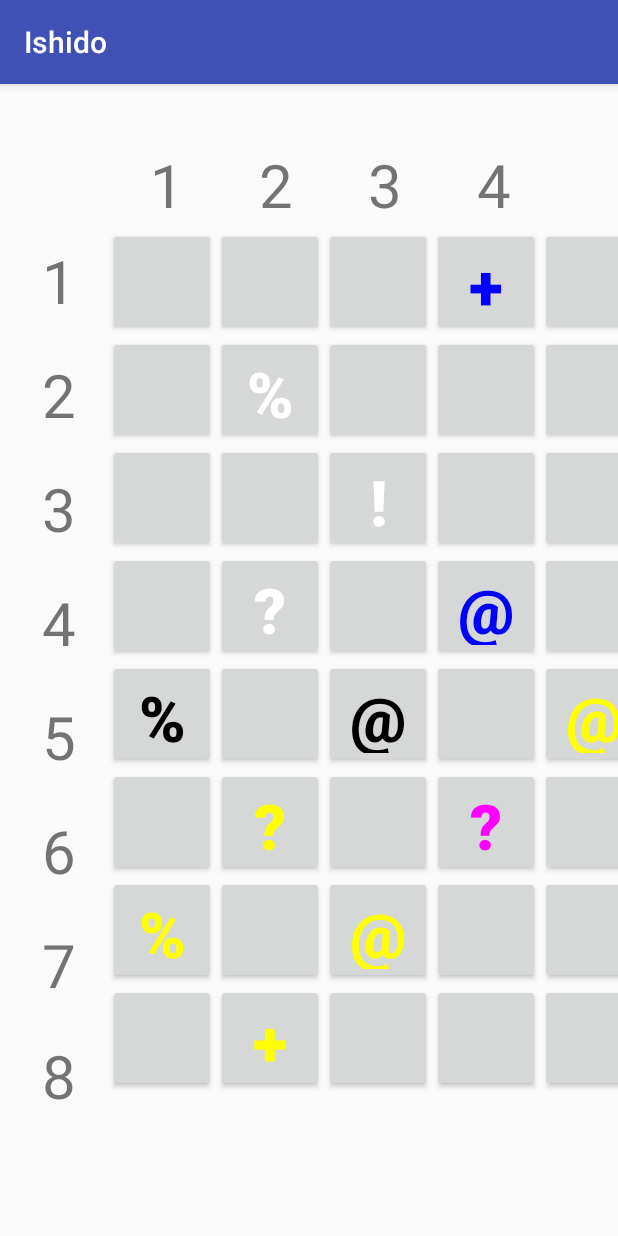
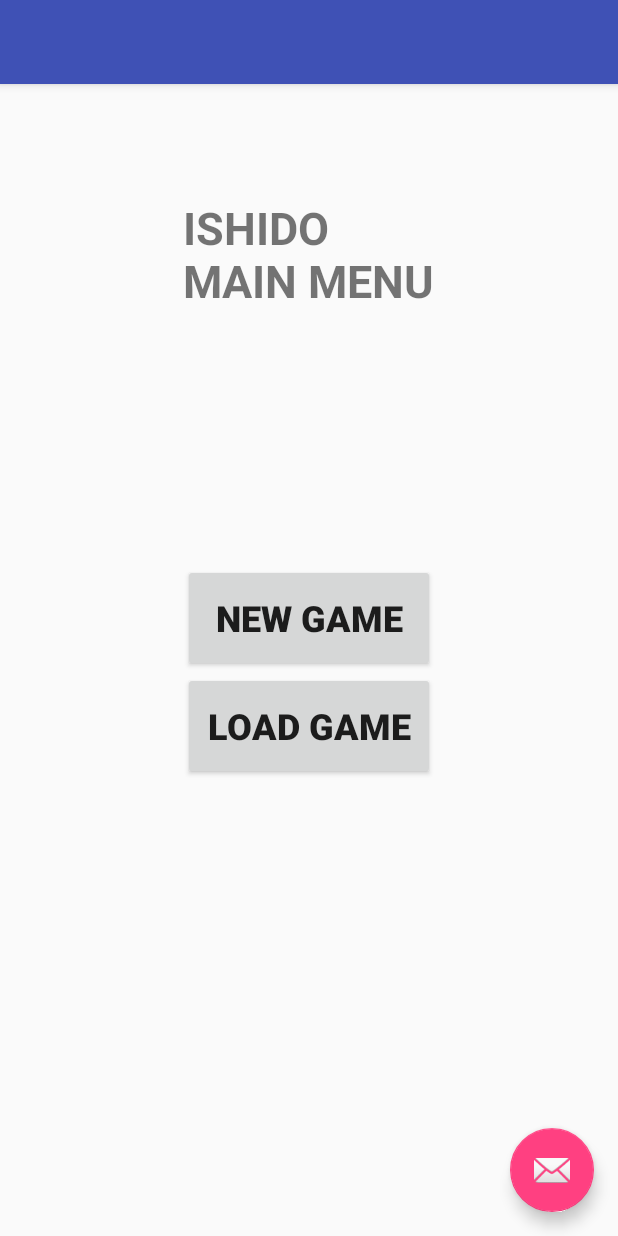
Before and after one commit to DataMeta/Ishido, an Android app: the screen it shows after launch (MainActivity before the commit, StartupActivity after it), on a phone screen of 412 x 824 dp. Run offline under Robolectric (Android 15) with nearby library versions, the phone set to English and light mode, and no system bars.

Commit message:
Game playable vs computer
New game/Load game functionality through StartupActivity
Can play against AI using best first search
Turn order implemented
Both players' scores are displayed

```diff
--- a/app/build.gradle
+++ b/app/build.gradle
@@ -23,4 +23,5 @@ dependencies {
     compile fileTree(dir: 'libs', include: ['*.jar'])
     testCompile 'junit:junit:4.12'
     compile 'com.android.support:appcompat-v7:23.1.1'
+    compile 'com.android.support:design:23.1.1'
 }
--- a/app/src/main/java/edu/ramapo/dmelniko/ishido/Search.java
+++ b/app/src/main/java/edu/ramapo/dmelniko/ishido/Search.java
@@ -141,7 +141,7 @@ public class Search
             score = moveList.get(bestMoveIndex).getScore();
 
             board.makeMove(rowIndex, colIndex);
-            board.tileBoard[rowIndex][colIndex].setBlinkable(true);
+            //board.tileBoard[rowIndex][colIndex].setBlinkable(true);
             computer.setScore(score);
             if (!deck.tileDeck.isEmpty())
             {
--- /dev/null
+++ b/app/src/main/java/edu/ramapo/dmelniko/ishido/StartupActivity.java
@@ -0,0 +1,43 @@
+package edu.ramapo.dmelniko.ishido;
+
+import android.content.Intent;
+import android.os.Bundle;
+import android.support.v7.app.AppCompatActivity;
+import android.view.View;
+import android.widget.Button;
+
+public class StartupActivity extends AppCompatActivity {
+    Boolean isNewGame;
+
+    @Override
+    protected void onCreate(Bundle savedInstanceState) {
+        super.onCreate(savedInstanceState);
+        setContentView(R.layout.activity_startup);
+
+        Button newGame = (Button)findViewById(R.id.new_game_button);
+        Button loadGame = (Button)findViewById(R.id.load_game_button);
+
+
+        newGame.setOnClickListener(new View.OnClickListener()
+        {   @Override
+            public void onClick(View v)
+            {
+                Intent myIntent = new Intent(StartupActivity.this, MainActivity.class);
+                myIntent.putExtra("isNewGame", true);
+                startActivity(myIntent);
+                finish();
+            }
+        });
+        loadGame.setOnClickListener(new View.OnClickListener()
+        {   @Override
+            public void onClick(View v)
+            {
+                Intent myIntent = new Intent(StartupActivity.this, MainActivity.class);
+                myIntent.putExtra("isNewGame", false);
+                startActivity(myIntent);
+                finish();
+            }
+        });
+    }
+
+}
--- a/app/src/main/res/layout/activity_main.xml
+++ b/app/src/main/res/layout/activity_main.xml
@@ -924,19 +924,16 @@
             android:textAlignment="gravity"
             android:gravity="center"
             android:clickable="false"
-            android:layout_marginLeft="52dp"
-            android:layout_marginStart="52dp"
             android:layout_centerVertical="true"
-            android:layout_toRightOf="@+id/score_keep"
-            android:layout_toEndOf="@+id/score_keep" />
+            android:layout_centerHorizontal="true" />
 
         <Button
             android:id="@+id/button_next"
             android:layout_width="wrap_content"
             android:layout_height="wrap_content"
-            android:text="@string/text_next"
+            android:text="End turn"
             android:textSize="7pt"
-            android:onClick="nextTile"
+            android:onClick="aiTurn"
             android:layout_centerVertical="true"
             android:layout_toRightOf="@+id/button_tile_preview"
             android:layout_toEndOf="@+id/button_tile_preview" />
@@ -944,20 +941,22 @@
         <TextView
             android:layout_width="wrap_content"
             android:layout_height="wrap_content"
-            android:layout_marginLeft="20dp"
+            android:layout_marginLeft="32dp"
             android:textAppearance="?android:attr/textAppearanceMedium"
             android:text=""
             android:id="@+id/score_keep"
             android:layout_alignParentTop="true"
             android:layout_marginTop="55dp" />
 
-        <Spinner
+        <TextView
             android:layout_width="wrap_content"
             android:layout_height="wrap_content"
-            android:id="@+id/spinner_search"
-            android:layout_below="@+id/button_tile_preview"
-            android:layout_alignLeft="@+id/button_tile_preview"
-            android:layout_alignStart="@+id/button_tile_preview" />
+            android:textAppearance="?android:attr/textAppearanceMedium"
+            android:text=""
+            android:id="@+id/score_keep_human"
+            android:layout_below="@+id/score_keep"
+            android:layout_alignLeft="@+id/score_keep"
+            android:layout_alignStart="@+id/score_keep" />
 
     </RelativeLayout>
 </LinearLayout>
--- /dev/null
+++ b/app/src/main/res/layout/activity_startup.xml
@@ -0,0 +1,34 @@
+<?xml version="1.0" encoding="utf-8"?>
+<android.support.design.widget.CoordinatorLayout xmlns:android="http://schemas.android.com/apk/res/android"
+    xmlns:app="http://schemas.android.com/apk/res-auto"
+    xmlns:tools="http://schemas.android.com/tools"
+    android:layout_width="match_parent"
+    android:layout_height="match_parent"
+    android:fitsSystemWindows="true"
+    tools:context="edu.ramapo.dmelniko.ishido.StartupActivity">
+
+    <android.support.design.widget.AppBarLayout
+        android:layout_width="match_parent"
+        android:layout_height="wrap_content"
+        android:theme="@style/AppTheme.AppBarOverlay">
+
+        <android.support.v7.widget.Toolbar
+            android:id="@+id/toolbar"
+            android:layout_width="match_parent"
+            android:layout_height="?attr/actionBarSize"
+            android:background="?attr/colorPrimary"
+            app:popupTheme="@style/AppTheme.PopupOverlay" />
+
+    </android.support.design.widget.AppBarLayout>
+
+    <include layout="@layout/content_startup" />
+
+    <android.support.design.widget.FloatingActionButton
+        android:id="@+id/fab"
+        android:layout_width="wrap_content"
+        android:layout_height="wrap_content"
+        android:layout_gravity="bottom|end"
+        android:layout_margin="@dimen/fab_margin"
+        android:src="@android:drawable/ic_dialog_email" />
+
+</android.support.design.widget.CoordinatorLayout>
--- /dev/null
+++ b/app/src/main/res/layout/content_startup.xml
@@ -0,0 +1,45 @@
+<?xml version="1.0" encoding="utf-8"?>
+<RelativeLayout xmlns:android="http://schemas.android.com/apk/res/android"
+    xmlns:app="http://schemas.android.com/apk/res-auto"
+    xmlns:tools="http://schemas.android.com/tools"
+    android:layout_width="match_parent"
+    android:layout_height="match_parent"
+    android:paddingBottom="@dimen/activity_vertical_margin"
+    android:paddingLeft="@dimen/activity_horizontal_margin"
+    android:paddingRight="@dimen/activity_horizontal_margin"
+    android:paddingTop="@dimen/activity_vertical_margin"
+    tools:context="edu.ramapo.dmelniko.ishido.StartupActivity"
+    tools:showIn="@layout/activity_startup">
+
+    <Button
+        android:id="@+id/new_game_button"
+        android:text="@string/text_new"
+        android:textSize="@dimen/menu_buttontext_size"
+        android:textStyle="bold"
+        android:layout_width="@dimen/menu_button_width"
+        android:layout_height="@dimen/button_height"
+        android:layout_centerVertical="true"
+        android:layout_centerHorizontal="true" />
+
+    <Button
+        android:id="@+id/load_game_button"
+        android:text="@string/text_load"
+        android:textSize="@dimen/menu_buttontext_size"
+        android:textStyle="bold"
+        android:layout_width="@dimen/menu_button_width"
+        android:layout_height="@dimen/button_height"
+        android:layout_below="@+id/new_game_button"
+        android:layout_centerHorizontal="true" />
+
+    <TextView
+        android:layout_width="wrap_content"
+        android:layout_height="wrap_content"
+        android:textSize="@dimen/menu_text_size"
+        android:textStyle="bold"
+        android:text="@string/main_menu"
+        android:id="@+id/textViewMainMenu"
+        android:layout_alignParentTop="true"
+        android:layout_centerHorizontal="true"
+        android:layout_marginTop="115dp" />
+
+</RelativeLayout>
--- /dev/null
+++ b/app/src/main/res/values-v21/styles.xml
@@ -0,0 +1,9 @@
+<resources>>
+
+    <style name="AppTheme.NoActionBar">
+        <item name="windowActionBar">false</item>
+        <item name="windowNoTitle">true</item>
+        <item name="android:windowDrawsSystemBarBackgrounds">true</item>
+        <item name="android:statusBarColor">@android:color/transparent</item>
+    </style>
+</resources>
--- a/app/src/main/res/values/dimens.xml
+++ b/app/src/main/res/values/dimens.xml
@@ -6,4 +6,9 @@
     <dimen name="activity_buffer">96dp</dimen>
     <dimen name="button_width">72dp</dimen>
     <dimen name="button_height">72dp</dimen>
+    <dimen name="menu_button_height">56dp</dimen>
+    <dimen name="menu_button_width">168dp</dimen>
+    <dimen name="menu_text_size">30sp</dimen>
+    <dimen name="menu_buttontext_size">24sp</dimen>
+    <dimen name="fab_margin">16dp</dimen>
 </resources>
--- a/app/src/main/res/values/strings.xml
+++ b/app/src/main/res/values/strings.xml
@@ -5,6 +5,10 @@
     <string name="text_generate">SELECT TILE</string>
     <string name="text_score">SCORE: </string>
     <string name="text_next">NEXT</string>
+    <string name="text_load">LOAD GAME</string>
+    <string name="text_save">SAVE GAME</string>
+    <string name="text_new">NEW GAME</string>
+    <string name="main_menu">ISHIDO\nMAIN MENU</string>
     <string-array name="tile_symbols">
         <item>"+"</item>
         <item>"#"</item>
@@ -21,4 +25,5 @@
         <item>"magenta"</item>
         <item>"red"</item>
     </string-array>
+    <string name="title_activity_startup">StartupActivity</string>
 </resources>
--- a/app/src/main/res/values/styles.xml
+++ b/app/src/main/res/values/styles.xml
@@ -8,4 +8,13 @@
         <item name="colorAccent">@color/colorAccent</item>
     </style>
 
+    <style name="AppTheme.NoActionBar">
+        <item name="windowActionBar">false</item>
+        <item name="windowNoTitle">true</item>
+    </style>
+
+    <style name="AppTheme.AppBarOverlay" parent="ThemeOverlay.AppCompat.Dark.ActionBar" />
+
+    <style name="AppTheme.PopupOverlay" parent="ThemeOverlay.AppCompat.Light" />
+
 </resources>
```
Also changed, not shown: app/src/main/AndroidManifest.xml (+8 -2 lines), app/src/main/java/edu/ramapo/dmelniko/ishido/MainActivity.java (+64 -22 lines), 1 other file.
